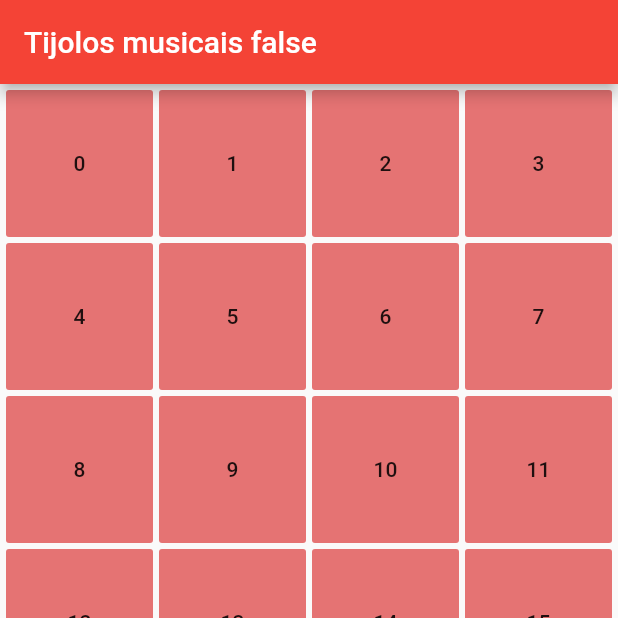
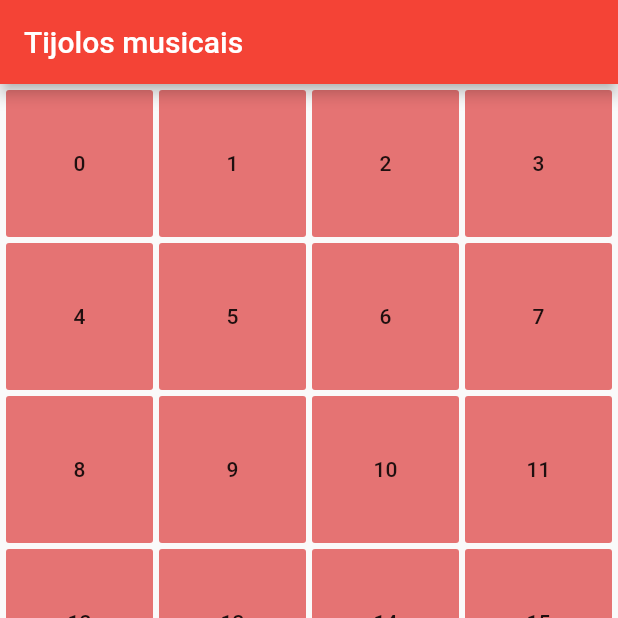
Before and after one commit to leonicolas/tijolos-musicais, a Flutter app: the screen it shows after launch, on a phone screen of 412 x 824 dp, the top half of it. Run offline on Flutter 3.47's test engine with Material 2 defaults, Android fonts, the phone set to English and light mode, and no system bars; our stand-ins replace audioplayers.

Commit message:
Remove debug text on app title.

```diff
--- a/lib/main.dart
+++ b/lib/main.dart
@@ -75,7 +75,7 @@ class _MyHomePageState extends State<MyHomePage> {
 
     return new Scaffold(
       appBar: new AppBar(
-        title: new Text("Tijolos musicais $_playing"),
+        title: new Text("Tijolos musicais"),
       ),
       body: Padding(
         padding: const EdgeInsets.all(2.0),
```
